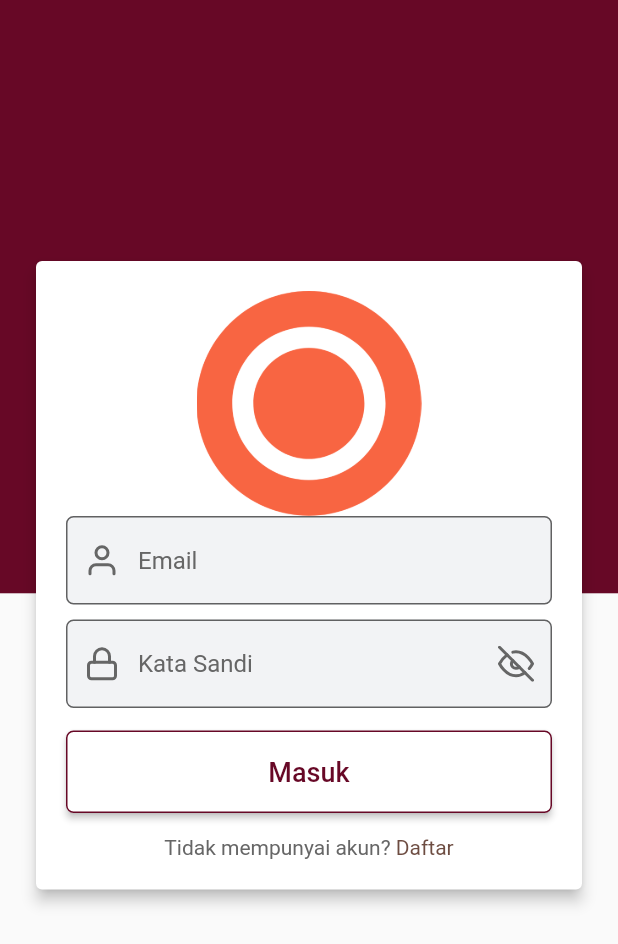
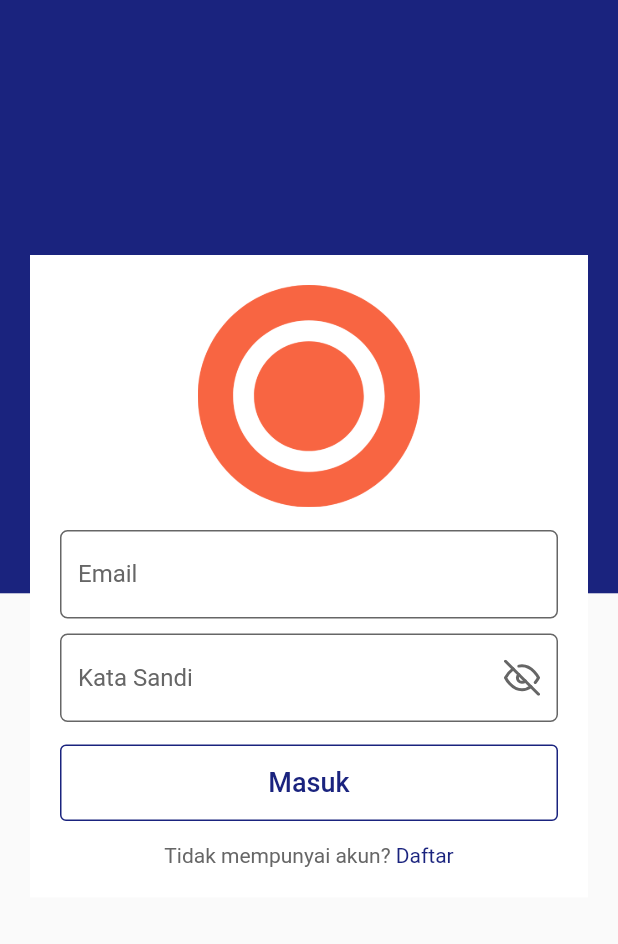
Before and after one commit to AKM07/mobile-skeleton, a Flutter app: the screen it shows after launch, on a phone screen of 412 x 824 dp. Shown: the top 944 px of the screen. Run offline on Flutter 3.47's test engine with Material 2 defaults, Android fonts, the phone set to English and light mode, and no system bars; our stand-ins replace dio, feather_icons_flutter, get_it, rxdart, shared_preferences; missing offline and left inert: sqfentity, sqfentity_gen; accounts and stored records are empty; generated files the repository leaves out were written again; statements that could not run were skipped.

Commit message:
Upgarade library versions

```diff
--- a/lib/constants/Constants.dart
+++ b/lib/constants/Constants.dart
@@ -4,6 +4,6 @@ class Constants {
   static const appName = "Mobile Skeleton";
   static const currencyFormat = "Rp #,###";
   static const decimalFormat = "#,###";
-  static const appMainColor = 0xFF670826;
+  static const appMainColor = 0xFF1a237e;
   static const appBackgroundColor = Colors.white;
   }
--- a/lib/pages/LoginPage.dart
+++ b/lib/pages/LoginPage.dart
@@ -5,8 +5,10 @@ import 'package:mobile_skeleton/bloc/LoginBloc.dart';
 import 'package:mobile_skeleton/model/LoadApiStatus.dart';
 import 'package:mobile_skeleton/model/response/BaseResponse.dart';
 import 'package:mobile_skeleton/model/response/LoginResponse.dart';
+import 'package:mobile_skeleton/pages/DashboardPage.dart';
 import 'package:mobile_skeleton/utils/SizeUtil.dart';
 
+import '../constants/Constants.dart';
 import '../constants/Constants.dart';
 
 class LoginPage extends StatefulWidget {
@@ -29,10 +31,15 @@ class LoginPageState extends State<LoginPage> {
 
   void submit() {
     final form = formKey.currentState;
-    if (form.validate()) {
-      form.save();
-      bloc.doLogin(email, password);
-    }
+    // if (form.validate()) {
+    //   form.save();
+    //   bloc.doLogin(email, password);
+    // }
+
+    Navigator.push(
+      context,
+      MaterialPageRoute(builder: (context) => DashboardPage()),
+    );
   }
 
   Widget buildErrorWidget(String error) {
@@ -52,8 +59,8 @@ class LoginPageState extends State<LoginPage> {
   Widget loginButton() {
     return Container(
         width: double.infinity,
-      child: RaisedButton(
-        padding: EdgeInsets.all(17.0),
+        child: TextButton(
+            // padding: EdgeInsets.all(17.0),
             onPressed: () {
               submit();
             },
@@ -65,14 +72,10 @@ class LoginPageState extends State<LoginPage> {
               ),
               textAlign: TextAlign.center,
             ),
-        color: Colors.white,
-        shape: RoundedRectangleBorder(
-            borderRadius: new BorderRadius.circular(5.0),
-            side: BorderSide(color: Color(Constants.appMainColor))),
-      ),
-      decoration:
-          BoxDecoration(shape: BoxShape.circle, color: Color(0xFFF2F3F7)),
-    );
+            style: TextButton.styleFrom(
+                side: BorderSide(color: Color(Constants.appMainColor)),
+                primary: Colors.white,
+                padding: EdgeInsets.all(15))));
   }
 
   @override
@@ -98,9 +101,8 @@ class LoginPageState extends State<LoginPage> {
                 width: SizeUtil.screenWidth,
                 padding: EdgeInsets.all(20),
                 margin: EdgeInsets.symmetric(vertical: 150),
-                child: Card(
+                child: Container(
                   color: Colors.white,
-                  elevation: 4,
                   child: Container(
                     padding: EdgeInsets.symmetric(vertical: 20, horizontal: 20),
                     width: SizeUtil.screenWidth,
@@ -108,8 +110,11 @@ class LoginPageState extends State<LoginPage> {
                       children: [
                         Image.asset(
                           "assets/images/dummy_launcher.png",
-                          height: 150,
-                          width: 150,
+                          height: defaultSize * 15,
+                          width: defaultSize * 15,
+                        ),
+                        SizedBox(
+                          height: 15,
                         ),
                         TextFormField(
                           showCursor: true,
@@ -130,11 +135,7 @@ class LoginPageState extends State<LoginPage> {
                               ),
                             ),
                             filled: true,
-                            prefixIcon: Icon(
-                              FeatherIcons.user,
-                              color: Color(0xFF666666),
-                            ),
-                            fillColor: Color(0xFFF2F3F5),
+                            fillColor: Colors.white,
                             hintStyle: TextStyle(
                               color: Color(0xFF666666),
                             ),
@@ -164,10 +165,6 @@ class LoginPageState extends State<LoginPage> {
                               ),
                             ),
                             filled: true,
-                            prefixIcon: Icon(
-                              FeatherIcons.lock,
-                              color: Color(0xFF666666),
-                            ),
                             suffixIcon: GestureDetector(
                               onTap: toggle,
                               child: Icon(
@@ -177,7 +174,7 @@ class LoginPageState extends State<LoginPage> {
                                 color: Color(0xFF666666),
                               ),
                             ),
-                            fillColor: Color(0xFFF2F3F5),
+                            fillColor: Colors.white,
                             hintStyle: TextStyle(
                               color: Color(0xFF666666),
                             ),
@@ -252,7 +249,7 @@ class LoginPageState extends State<LoginPage> {
                                 child: Text(
                                   "Daftar",
                                   style: TextStyle(
-                                    color: Color(0xFF6d4c41),
+                                    color: Color(Constants.appMainColor),
                                     fontStyle: FontStyle.normal,
                                   ),
                                 ),
```
Also changed, not shown: lib/interceptors/LoggingInterceptors.dart (+8 -7 lines), lib/pages/DashboardPage.dart (added, +25 -0 lines), pubspec.yaml (+4 -8 lines), lib/model/sqliteModel.g.dart, pubspec.lock. Lines whose indentation alone changed are shown as unchanged.
